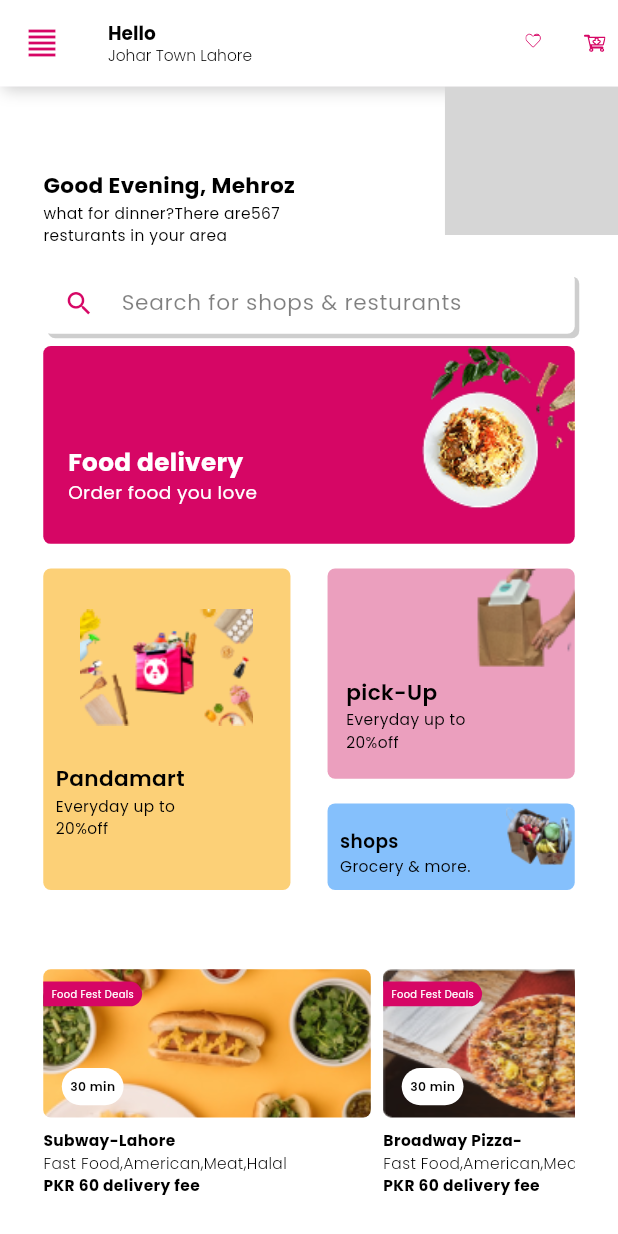
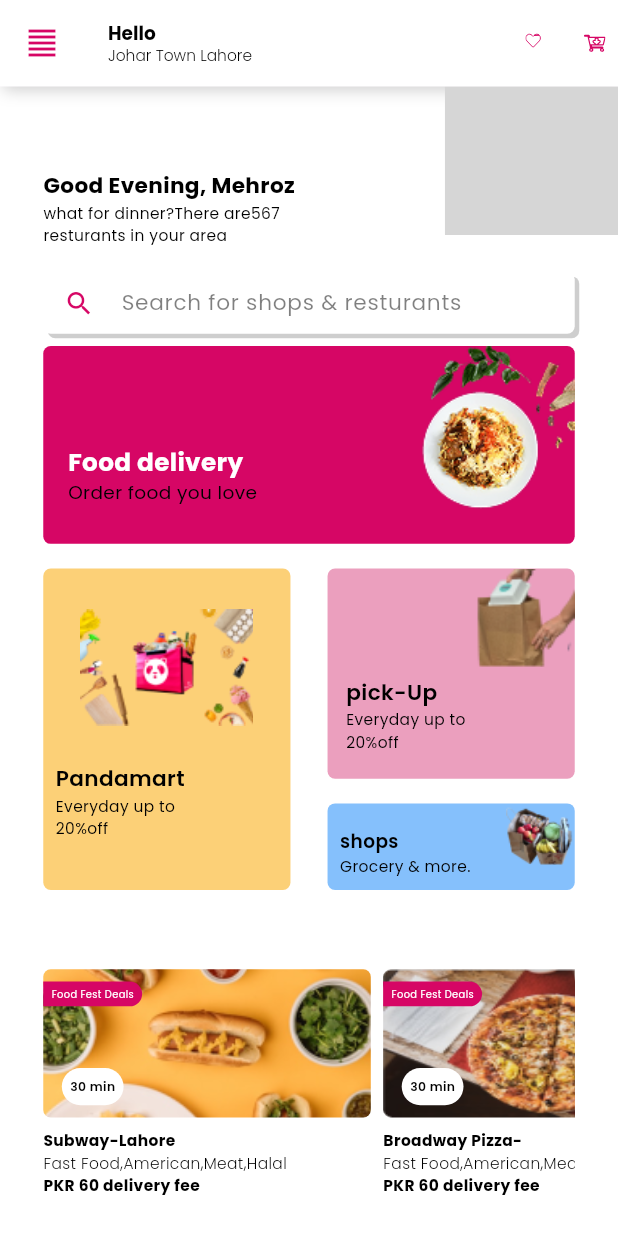
Before and after one commit to MQasimTayyab/New-flutter-Project, a Flutter app: the screen it shows after launch, on a phone screen of 412 x 824 dp. Run offline on Flutter 3.47's test engine with Material 3 defaults, Android fonts, the phone set to English and light mode, and no system bars; our stand-ins replace device_preview, flutter_svg, page_transition; grey boxes are pictures that could not be loaded.

Commit message:
order text color change

```diff
--- a/lib/Presentation/widgets/home/components/food_delivery.dart
+++ b/lib/Presentation/widgets/home/components/food_delivery.dart
@@ -67,7 +67,7 @@
                 CommonText(
                     text: AppStrings.order,
                     Styles: Styles.textstyleHeaderfour(context,
-                        color: AppColor.white))
+                        color: AppColor.black))
               ],
             ),
           ),
```
